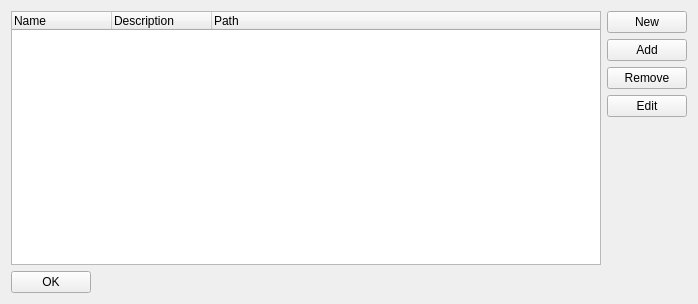
First picture: the form in code/nel/tools/3d/object_viewer_qt/src/plugins/material_editor/shader_widget.ui, repository ryzom/ryzomcore, before the edit.
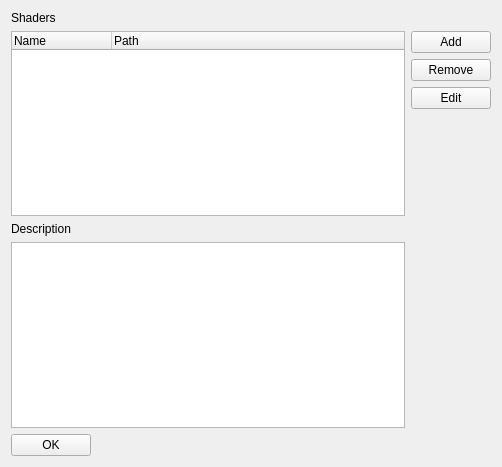
Second picture: the form after the edit.

Commit message:
Added some Shader related classes. They are not yet complete.
branch : gsoc2013-dfighter

The edit to the form file:
```diff
--- a/code/nel/tools/3d/object_viewer_qt/src/plugins/material_editor/shader_widget.ui
+++ b/code/nel/tools/3d/object_viewer_qt/src/plugins/material_editor/shader_widget.ui
@@ -9,26 +9,28 @@
    <rect>
     <x>0</x>
     <y>0</y>
-    <width>698</width>
-    <height>304</height>
+    <width>502</width>
+    <height>467</height>
    </rect>
   </property>
   <property name="windowTitle">
    <string>Shaders</string>
   </property>
   <layout class="QGridLayout" name="gridLayout">
-   <item row="0" column="0" rowspan="5" colspan="2">
+   <item row="0" column="0">
+    <widget class="QLabel" name="label">
+     <property name="text">
+      <string>Shaders</string>
+     </property>
+    </widget>
+   </item>
+   <item row="1" column="0" rowspan="4" colspan="2">
     <widget class="QTreeWidget" name="shaderListWidget">
      <column>
       <property name="text">
        <string>Name</string>
       </property>
      </column>
-     <column>
-      <property name="text">
-       <string>Description</string>
-      </property>
-     </column>
      <column>
       <property name="text">
        <string>Path</string>
@@ -36,19 +38,6 @@
      </column>
     </widget>
    </item>
-   <item row="0" column="2">
-    <widget class="QPushButton" name="newButton">
-     <property name="sizePolicy">
-      <sizepolicy hsizetype="Fixed" vsizetype="Fixed">
-       <horstretch>0</horstretch>
-       <verstretch>0</verstretch>
-      </sizepolicy>
-     </property>
-     <property name="text">
-      <string>New</string>
-     </property>
-    </widget>
-   </item>
    <item row="1" column="2">
     <widget class="QPushButton" name="addButton">
      <property name="sizePolicy">
@@ -82,7 +71,7 @@
      </property>
     </widget>
    </item>
-   <item row="4" column="2">
+   <item row="4" column="2" rowspan="3">
     <spacer name="verticalSpacer">
      <property name="orientation">
       <enum>Qt::Vertical</enum>
@@ -95,7 +84,17 @@
      </property>
     </spacer>
    </item>
-   <item row="5" column="0">
+   <item row="5" column="0" colspan="2">
+    <widget class="QLabel" name="label_2">
+     <property name="text">
+      <string>Description</string>
+     </property>
+    </widget>
+   </item>
+   <item row="6" column="0" colspan="2">
+    <widget class="QPlainTextEdit" name="description"/>
+   </item>
+   <item row="7" column="0">
     <widget class="QPushButton" name="okButton">
      <property name="sizePolicy">
       <sizepolicy hsizetype="Fixed" vsizetype="Fixed">
@@ -108,7 +107,7 @@
      </property>
     </widget>
    </item>
-   <item row="5" column="1">
+   <item row="7" column="1" colspan="2">
     <spacer name="horizontalSpacer">
      <property name="orientation">
       <enum>Qt::Horizontal</enum>
```
The commit also changes 13 other files.
